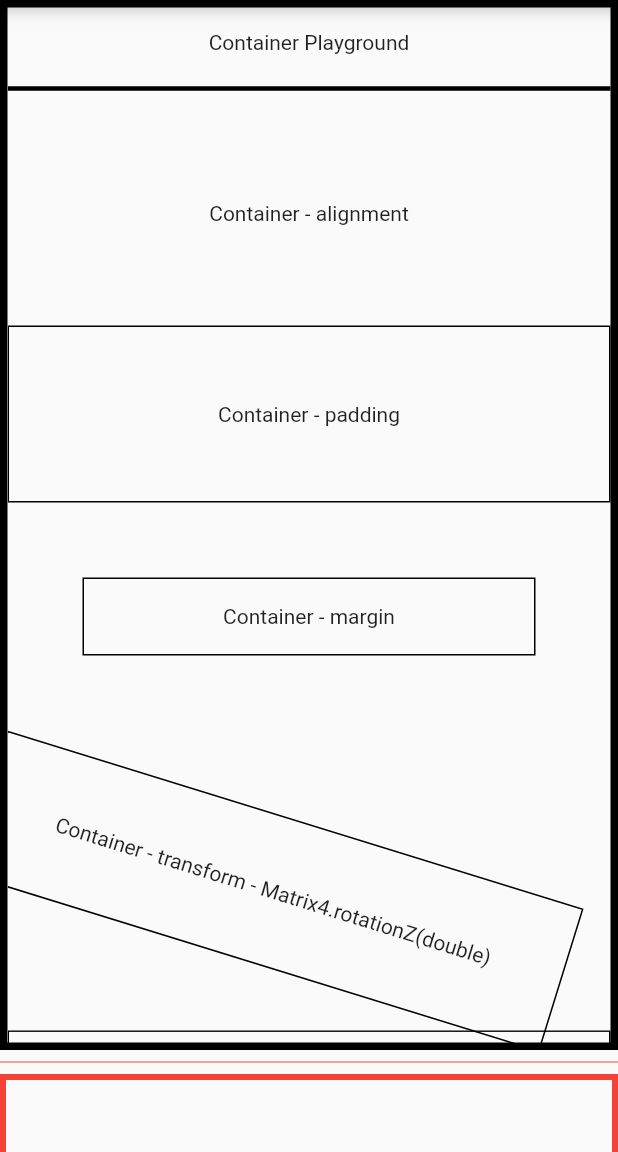
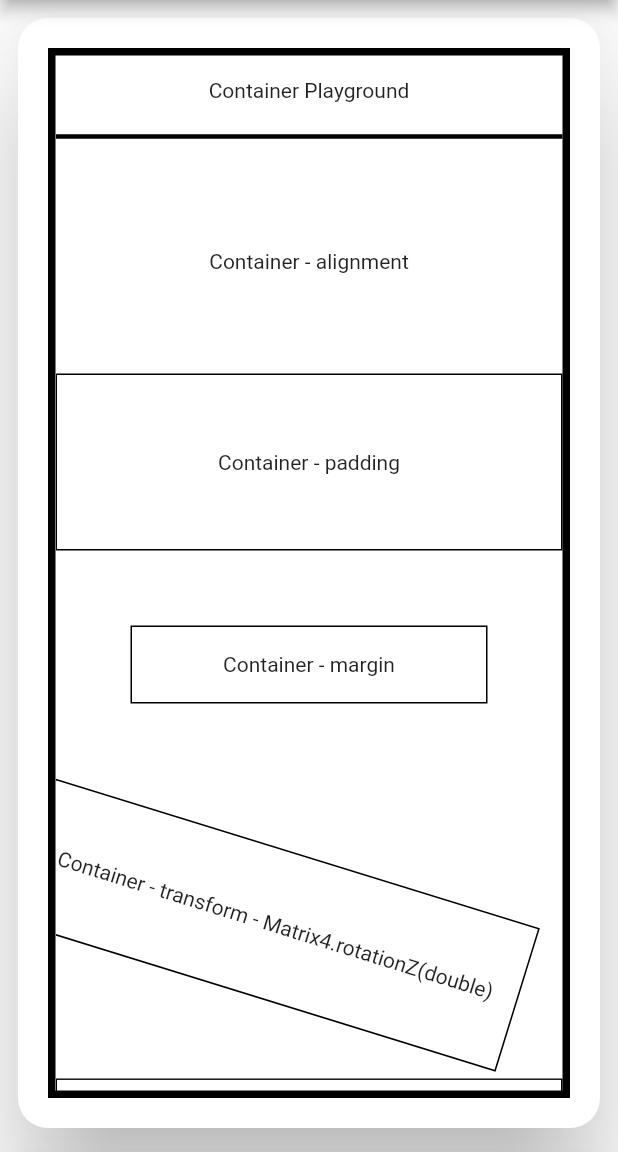
Before and after one commit to Martyniuk/flutter_widgets_lib, a Flutter app: the screen it shows after launch, in the side drawer, after a tap on "Library", on a phone screen of 412 x 824 dp, the part 84-1236 px from its top. Run offline on Flutter 3.47's test engine with Material 2 defaults, Android fonts, the phone set to English and light mode, and no system bars; our stand-ins replace carousel_slider, font_awesome_flutter; missing offline and left inert: clippy_flutter, gradient_text.

Commit message:
feat: library view update

```diff
--- a/lib/library/library.dart
+++ b/lib/library/library.dart
@@ -46,13 +46,20 @@ class _LibraryState extends State<Library> {
           itemBuilder: (BuildContext context, int index) {
             Widget customWidget = data[index];
 
-            return Column(
-              children: <Widget>[
-                customWidget,
-                Divider(
-                  color: Colors.red,
+            return Padding(
+              padding: const EdgeInsets.all(8.0),
+              child: Card(
+                elevation: 30.0,
+                shape: RoundedRectangleBorder(
+                  borderRadius: const BorderRadius.all(
+                    Radius.circular(20.0),
+                  ),
                 ),
-              ],
+                child: Padding(
+                  padding: const EdgeInsets.all(20.0),
+                  child: customWidget,
+                ),
+              ),
             );
           },
         ),
```
